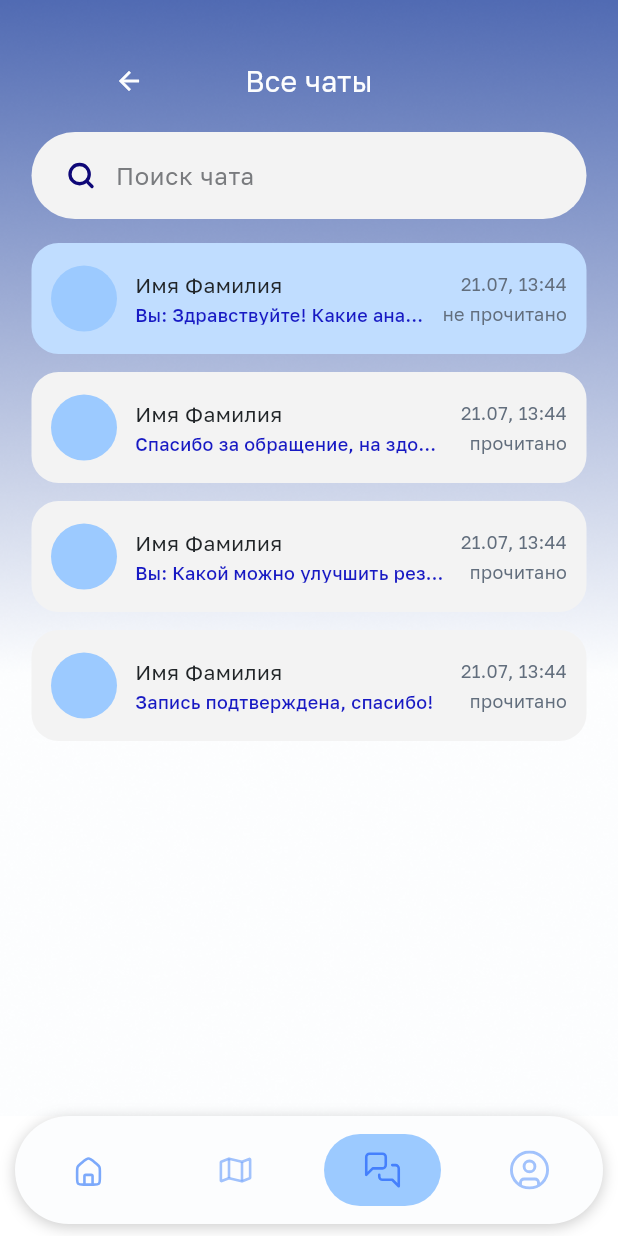
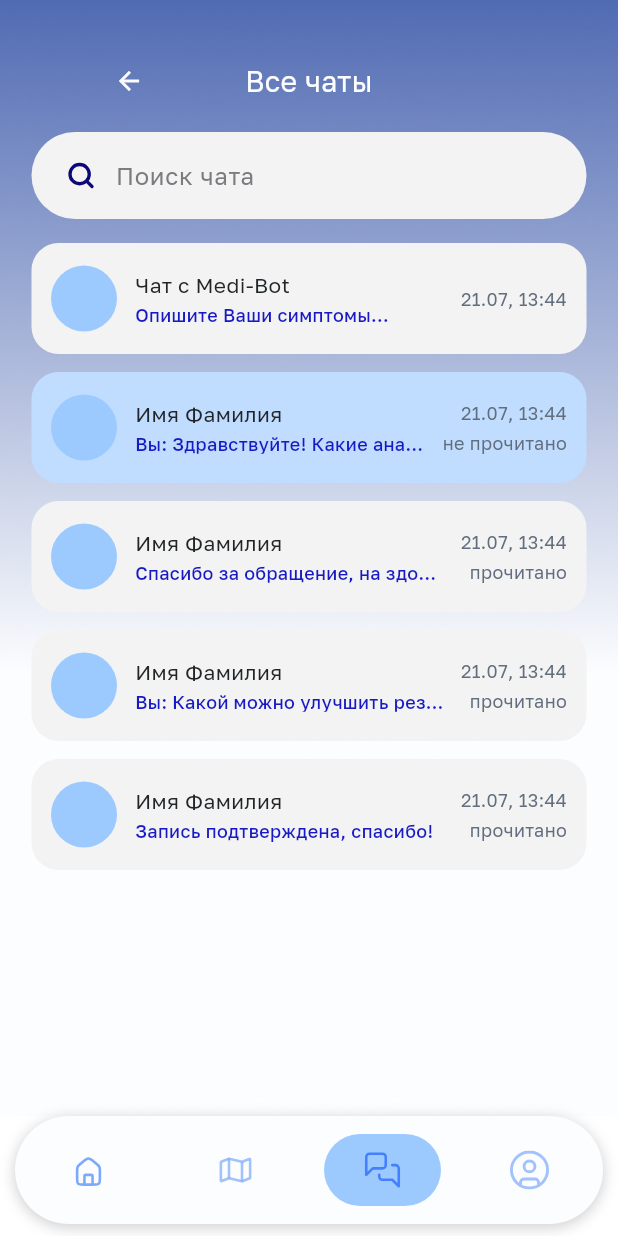
Before and after one commit to kaysarad97/Medix, a Flutter app: the ChatsListScreen screen opened by its route, on a phone screen of 412 x 824 dp. Run offline on Flutter 3.47's test engine with Material 3 defaults, Android fonts, the phone set to English and light mode, and no system bars; our stand-ins replace dio, flutter_map, flutter_riverpod, flutter_secure_storage, flutter_svg, go_router and 1 more; accounts and stored records are empty; generated files the repository leaves out were written again; project files that could hold a hidden picture were left out.

Commit message:
Чаты: чат-бот закреплён первой строкой над перепиской с врачами
Раньше в бота вели только точки входа с главной (поиск симптомов, «Сдать
анализы», «Загрузить анализы»), а из таба «Чаты» в нижней навигации до него
было не добраться вообще. По design/Чаты.png бот — обычная строка списка,
просто первая и без «прочитано»: иконка чемоданчика вместо фото врача,
статичные текст и время (не настоящая переписка, а точка входа), переход
по тому же Routes.chatbot, что и с главной.

Иконка MedixIcon.botAvatar по-прежнему в MedixIcons.pending — экспорта от
дизайнера ещё нет, на её месте пустой кружок нужного размера.

Co-Authored-By: Claude Sonnet 5 <noreply@anthropic.com>

```diff
--- a/lib/features/chats/presentation/screens/chats_list_screen.dart
+++ b/lib/features/chats/presentation/screens/chats_list_screen.dart
@@ -12,7 +12,9 @@ import '../../../../core/widgets/screen_top_bar.dart';
 import '../../domain/entities/chat_thread.dart';
 import '../providers/chats_providers.dart';
 
-/// Список переписок с врачами по `design/Чаты с врачами.png`.
+/// Список переписок по `design/Чаты.png`: чат-бот закреплён первой строкой
+/// над перепиской с врачами — единая точка входа в чаты, вместо отдельной
+/// от бота.
 class ChatsListScreen extends ConsumerWidget {
   const ChatsListScreen({super.key});
 
@@ -43,10 +45,16 @@ class ChatsListScreen extends ConsumerWidget {
               Expanded(
                 child: ListView.separated(
                   padding: EdgeInsets.zero,
-                  itemCount: threads.length,
+                  itemCount: threads.length + 1,
                   separatorBuilder: (_, _) => const SizedBox(height: _rowGap),
                   itemBuilder: (context, index) {
-                    final thread = threads[index];
+                    if (index == 0) {
+                      return _BotThreadRow(
+                        height: _rowHeight,
+                        onTap: () => context.push(Routes.chatbot),
+                      );
+                    }
+                    final thread = threads[index - 1];
                     return _ThreadRow(
                       thread: thread,
                       height: _rowHeight,
@@ -102,6 +110,63 @@ class _SearchField extends ConsumerWidget {
             ),
             const SizedBox(width: 22),
           ],
+        ),
+      ),
+    );
+  }
+}
+
+/// Закреплённая первая строка — переход в чат-бота лабораторий.
+///
+/// Не [ChatThread]: это не переписка из репозитория, а статичная точка
+/// входа, поэтому текст и время — как в макете, без привязки к реальной
+/// истории сообщений бота.
+class _BotThreadRow extends StatelessWidget {
+  const _BotThreadRow({required this.height, required this.onTap});
+
+  final double height;
+  final VoidCallback onTap;
+
+  @override
+  Widget build(BuildContext context) {
+    return SizedBox(
+      height: height,
+      child: Material(
+        color: AppColors.surface,
+        borderRadius: AppRadius.allMd,
+        clipBehavior: Clip.antiAlias,
+        child: InkWell(
+          onTap: onTap,
+          child: Padding(
+            padding: const EdgeInsets.symmetric(horizontal: 13),
+            child: Row(
+              children: [
+                const AppIconChip(icon: MedixIcon.botAvatar, size: 44),
+                const SizedBox(width: 12),
+                Expanded(
+                  child: Column(
+                    mainAxisAlignment: MainAxisAlignment.center,
+                    crossAxisAlignment: CrossAxisAlignment.start,
+                    children: [
+                      Text(
+                        'Чат с Medi-Bot',
+                        style: AppTypography.cardItemTitle,
+                      ),
+                      const SizedBox(height: 4),
+                      Text(
+                        'Опишите Ваши симптомы...',
+                        style: AppTypography.tileSubtitle,
+                        maxLines: 1,
+                        overflow: TextOverflow.ellipsis,
+                      ),
+                    ],
+                  ),
+                ),
+                const SizedBox(width: 10),
+                Text('21.07, 13:44', style: AppTypography.cardItemMeta),
+              ],
+            ),
+          ),
         ),
       ),
     );
```
Also changed, not shown: 2 other files.
